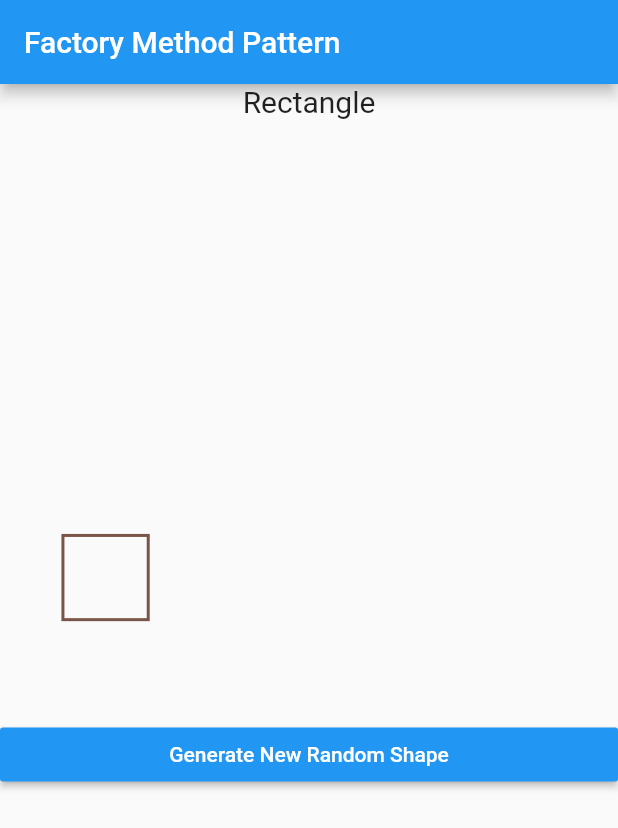
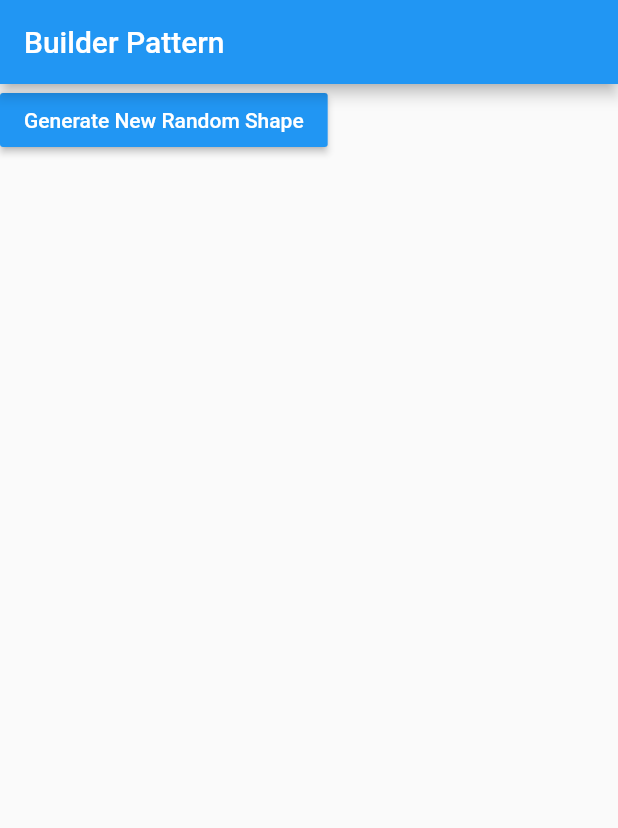
Before and after one commit to fahmi54321/solid_flutter_learn, a Flutter app: the screen it shows after launch, after a tap on "Generate New Random Shape", on a phone screen of 412 x 824 dp. Shown: the top 828 px of the screen. Run offline on Flutter 3.47's test engine with Material 2 defaults, Android fonts, the phone set to English and light mode, and no system bars.

Commit message:
builder pattern

```diff
--- a/lib/main.dart
+++ b/lib/main.dart
@@ -1,12 +1,9 @@
 import 'package:flutter/material.dart';
-import 'package:solid_flutter_learn/shape.dart';
-import 'package:solid_flutter_learn/utils.dart';
+import 'package:solid_flutter_learn/pizza.dart';
 
 void main() {
   runApp(const MyApp());
 }
-
-Shape currShape = NullShape();
 
 final ButtonStyle raisedButtonStyle = ElevatedButton.styleFrom(
   minimumSize: const Size(88, 36),
@@ -34,45 +31,42 @@ class MyHomePage extends StatefulWidget {
 }
 
 class _MyHomePageState extends State<MyHomePage> {
+  int _counter = 0;
+
+  PizzaDirector director = PizzaDirector();
+
+  PizzaBuilder hawaiianPizzaBuilder = HawaiianPizzaBuilder();
+  PizzaBuilder newYorkPizzaBuilder = NewYorkPizzaBuilder();
+
+  void buildPizza() {
+    setState(() {
+      _counter++;
+
+      if (_counter % 2 == 0) {
+        director.setPizzaBuilder(hawaiianPizzaBuilder);
+        director.makePizza();
+        Pizza myPizza = director.getPizza();
+        debugPrint(myPizza.toString());
+      } else {
+        director.setPizzaBuilder(newYorkPizzaBuilder);
+        director.makePizza();
+        Pizza myPizza = director.getPizza();
+        debugPrint(myPizza.toString());
+      }
+    });
+  }
+
   @override
   Widget build(BuildContext context) {
     return Scaffold(
       appBar: AppBar(
-        title: const Text('Factory Method Pattern'),
+        title: const Text('Builder Pattern'),
       ),
-      body: ListView(children: <Widget>[
-        Text(
-          currShape.getName,
-          textAlign: TextAlign.center,
-          style: const TextStyle(fontSize: 20),
-        ),
-        SizedBox(
-          width: 400,
-          height: 400,
-          child: CustomPaint(
-            painter: CanvasPainter(),
-          ),
-        ),
-        ElevatedButton(
-          style: raisedButtonStyle,
-          child: const Text('Generate New Random Shape'),
-          onPressed: () {
-            setState(() {
-              currShape = Utils.generateRandomShape(const Size(400, 400));
-            });
-          },
-        ),
-      ]),
+      body: ElevatedButton(
+        style: raisedButtonStyle,
+        onPressed: buildPizza,
+        child: const Text('Generate New Random Shape'),
+      ),
     );
   }
 }
-
-class CanvasPainter extends CustomPainter {
-  @override
-  void paint(Canvas canvas, Size size) {
-    currShape.draw(canvas);
-  }
-
-  @override
-  bool shouldRepaint(CustomPainter oldDelegate) => true;
-}
--- /dev/null
+++ b/lib/pizza.dart
@@ -0,0 +1,183 @@
+import 'package:flutter/material.dart';
+
+enum PizzaSize {
+  small,
+  medium,
+  large,
+  extraLarge,
+}
+
+enum PizzaSauce {
+  none,
+  tomato,
+  garlic,
+  hot,
+  mild,
+}
+
+enum PizzaCrust {
+  classic,
+  deepDish,
+  panBaked,
+  cross,
+  newYork,
+}
+
+class Pizza {
+  late final PizzaSize _size;
+  late final PizzaCrust _crust;
+  late final PizzaSauce _sauce;
+  final List<String> _toppings = [];
+  late final String _notes;
+  late final double _price;
+  late final String _nama;
+
+  PizzaSize get size => _size;
+  PizzaCrust get crust => _crust;
+  PizzaSauce get sauce => _sauce;
+  List<String> get toppings => _toppings;
+  String get notes => _notes;
+  double get price => _price;
+  String get nama => _nama;
+
+  void addTopping(String topping) {
+    _toppings.add(topping);
+  }
+
+  void setPrice(double price) {
+    _price = price;
+  }
+
+  void setNama(String nama) {
+    _nama = nama;
+  }
+
+  void setSize(PizzaSize size) {
+    _size = size;
+  }
+
+  void setCrust(PizzaCrust crust) {
+    _crust = crust;
+  }
+
+  void setSauce(PizzaSauce sauce) {
+    _sauce = sauce;
+  }
+
+  void addNotes(String note) {
+    _notes = note;
+  }
+
+  String _stringfiedToppings() {
+    var stringToppings = _toppings.join(', ');
+    var lastComa = stringToppings.lastIndexOf(',');
+    var replacment =
+        ','.allMatches(stringToppings).length > 1 ? ', and' : 'and';
+    return stringToppings.replaceRange(lastComa, lastComa + 1, replacment);
+  }
+
+  @override
+  String toString() {
+    return 'A delicius $_nama pizza with ${_crust.toString().split('.')[1]} crust coverd in ${_stringfiedToppings()}';
+  }
+}
+
+abstract class PizzaBuilder {
+  @protected
+  late Pizza pizza;
+
+  @protected
+  late String nama;
+
+  void createPizza() {
+    pizza = Pizza();
+    pizza.setNama(nama);
+  }
+
+  Pizza getPizza() {
+    return pizza;
+  }
+
+  void setPizzaPrice(double price) {
+    pizza.setPrice(price);
+  }
+
+  void setSize(PizzaSize size) {
+    pizza.setSize(size);
+  }
+
+  void addNotes(String notes) {
+    pizza.addNotes(notes);
+  }
+
+  void buildSauce();
+  void buildToppings();
+  void buildCrust();
+}
+
+class HawaiianPizzaBuilder extends PizzaBuilder {
+  static const String pizzaName = 'Hawaiian Pizza';
+
+  HawaiianPizzaBuilder() {
+    super.nama = pizzaName;
+  }
+
+  @override
+  void buildCrust() {
+    pizza.setCrust(PizzaCrust.classic);
+  }
+
+  @override
+  void buildSauce() {
+    pizza.setSauce(PizzaSauce.mild);
+  }
+
+  @override
+  void buildToppings() {
+    pizza.addTopping('topping 1');
+    pizza.addTopping('topping 2');
+  }
+}
+
+class NewYorkPizzaBuilder extends PizzaBuilder {
+  static const String pizzaName = 'NewYork Pizza';
+
+  NewYorkPizzaBuilder() {
+    super.nama = pizzaName;
+  }
+
+  @override
+  void buildCrust() {
+    pizza.setCrust(PizzaCrust.newYork);
+  }
+
+  @override
+  void buildSauce() {
+    pizza.setSauce(PizzaSauce.tomato);
+  }
+
+  @override
+  void buildToppings() {
+    pizza.addTopping('topping 1');
+    pizza.addTopping('topping 2');
+  }
+}
+
+class PizzaDirector {
+  late PizzaBuilder _pizzaBuilder;
+
+  void setPizzaBuilder(PizzaBuilder builder) {
+    _pizzaBuilder = builder;
+  }
+
+  Pizza getPizza() {
+    return _pizzaBuilder.getPizza();
+  }
+
+  void makePizza() {
+    _pizzaBuilder.createPizza();
+    _pizzaBuilder.buildCrust();
+    _pizzaBuilder.buildSauce();
+    _pizzaBuilder.buildToppings();
+  }
+}
--- a/lib/shape.dart
+++ /dev/null
@@ -1,126 +0,0 @@
-import 'dart:math';
-
-import 'package:flutter/material.dart';
-
-abstract class Shape {
-  Color _color = Colors.amber;
-  String _name = "Shape";
-  List<Point> _vertices = <Point>[];
-
-  void draw(Canvas canvas);
-
-  double getArea();
-
-  Color get getColor {
-    return _color;
-  }
-
-  String get getName {
-    return _name;
-  }
-}
-
-class Rectangle extends Shape {
-  late double _width;
-  late double _height;
-
-  Rectangle(Color color, Point position, double width, double height) {
-    _color = color;
-    _name = "Rectangle";
-    _width = width;
-    _height = height;
-    _vertices.add(position);
-    _vertices.add(Point(position.x + width, position.y));
-    _vertices.add(Point(position.x, position.y - height));
-    _vertices.add(Point(position.x + width, position.y - height));
-  }
-
-  @override
-  void draw(Canvas canvas) {
-    var paint = Paint()
-      ..color = _color
-      ..style = PaintingStyle.stroke
-      ..strokeWidth = 2;
-    canvas.drawRect(
-        Offset(_vertices[0].x.toDouble(), _vertices[0].y.toDouble()) &
-            Size(_width, _height),
-        paint);
-  }
-
-  @override
-  double getArea() {
-    return _width * _height;
-  }
-}
-
-class Circle extends Shape {
-  late double _radius;
-
-  Circle(Color color, Point position, double radius) {
-    _color = color;
-    _name = "Circle";
-    _radius = radius = radius;
-    _vertices.add(position);
-  }
-
-  @override
-  void draw(Canvas canvas) {
-    var paint = Paint()
-      ..color = _color
-      ..style = PaintingStyle.stroke
-      ..strokeWidth = 2;
-    canvas.drawCircle(
-        Offset(_vertices[0].x.toDouble(), _vertices[0].y.toDouble()),
-        _radius,
-        paint);
-  }
-
-  @override
-  double getArea() {
-    return 2 * pi * _radius;
-  }
-}
-
-class NullShape extends Shape {
-  NullShape() {
-    _name = "NullShape";
-  }
-
-  @override
-  void draw(Canvas canvas) {
-    // TODO: implement draw
-  }
-
-  @override
-  double getArea() {
-    return 0.0;
-  }
-}
-
-class Triangle extends Shape {
-  Triangle(Color color, Point v1, Point v2, Point v3) {
-    _color = color;
-    _name = "Triangle";
-    _vertices.add(v1);
-    _vertices.add(v2);
-    _vertices.add(v3);
-  }
-
-  @override
-  void draw(Canvas canvas) {
-    var paint = Paint()
-      ..color = _color
-      ..style = PaintingStyle.stroke
-      ..strokeWidth = 4;
-  }
-
-  @override
-  double getArea() {
-    Point v1 = _vertices[0];
-    Point v2 = _vertices[1];
-    Point v3 = _vertices[2];
-    num area;
-    area = v1.x * (v2.y - v3.y) + v2.x * (v3.y - v1.y) + v3.x * (v1.y - v2.y);
-    return area.toDouble();
-  }
-}
--- a/lib/shape_factory.dart
+++ /dev/null
@@ -1,40 +0,0 @@
-import 'dart:math';
-
-import 'package:flutter/material.dart';
-import 'package:solid_flutter_learn/shape.dart';
-
-enum ShapesEnum { rectangle, circle }
-
-class ShapeBuildContext {
-  late Color color;
-  late ShapesEnum shapeType;
-  late List<Point> vertices;
-  late double radius;
-  late double width;
-  late double height;
-}
-
-class ShapeFactory {
-  ShapeFactory._();
-
-  static Shape createShape(ShapeBuildContext context) {
-    Shape result = NullShape();
-
-    switch (context.shapeType) {
-      case ShapesEnum.rectangle:
-        {
-          result = Rectangle(context.color, context.vertices[0], context.width,
-              context.height);
-        }
-        break;
-
-      case ShapesEnum.circle:
-        {
-          result = Circle(context.color, context.vertices[0], context.radius);
-        }
-        break;
-    }
-
-    return result;
-  }
-}
--- a/lib/utils.dart
+++ /dev/null
@@ -1,71 +0,0 @@
-import 'dart:math';
-
-import 'package:flutter/material.dart';
-import 'package:solid_flutter_learn/shape.dart';
-import 'package:solid_flutter_learn/shape_factory.dart';
-
-class Utils {
-  static Shape generateRandomShape(Size constraints) {
-    Size margins = const Size(20, 20);
-    Size radiusMinMax = const Size(4, 40);
-    Size widthHeightMinMax = const Size(15, 100);
-    Shape result = NullShape();
-    Random rnd = Random();
-
-    ShapesEnum shapeType =
-        ShapesEnum.values[Random().nextInt(ShapesEnum.values.length)];
-    debugPrint("generating random shape...");
-    debugPrint("generated $shapeType");
-
-    switch (shapeType) {
-      case ShapesEnum.rectangle:
-        {
-          Point v1 = Point(
-              rnd.nextDouble() * (constraints.width - margins.width),
-              rnd.nextDouble() * (constraints.height - margins.height));
-
-          double width = rnd.nextDouble() *
-                  (widthHeightMinMax.height - widthHeightMinMax.width) +
-              widthHeightMinMax.width;
-          double height = rnd.nextDouble() *
-                  (widthHeightMinMax.height - widthHeightMinMax.width) +
-              widthHeightMinMax.width;
-
-          Color color =
-              Colors.primaries[Random().nextInt(Colors.primaries.length)];
-
-          ShapeBuildContext context = ShapeBuildContext()
-            ..shapeType = shapeType
-            ..color = color
-            ..vertices = [v1]
-            ..width = width
-            ..height = height;
-          result = ShapeFactory.createShape(context);
-        }
-        break;
-
-      case ShapesEnum.circle:
-        {
-          double radius =
-              rnd.nextDouble() * (radiusMinMax.height - radiusMinMax.width) +
-                  radiusMinMax.width;
-          Point v1 = Point(
-              rnd.nextDouble() *
-                  (constraints.width - margins.width - radius / 2),
-              rnd.nextDouble() * (constraints.height - margins.height));
-
-          Color color =
-              Colors.primaries[Random().nextInt(Colors.primaries.length)];
-
-          ShapeBuildContext context = ShapeBuildContext()
-            ..shapeType = shapeType
-            ..color = color
-            ..vertices = [v1]
-            ..radius = radius;
-          result = ShapeFactory.createShape(context);
-        }
-        break;
-    }
-    return result;
-  }
-}
```
